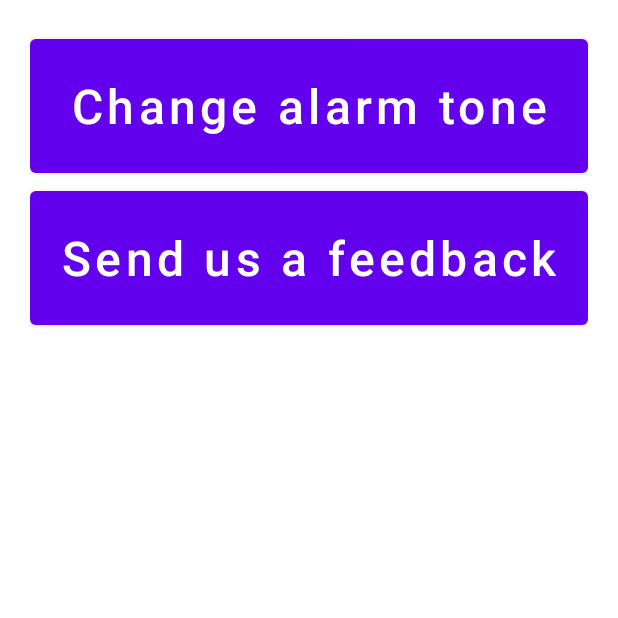
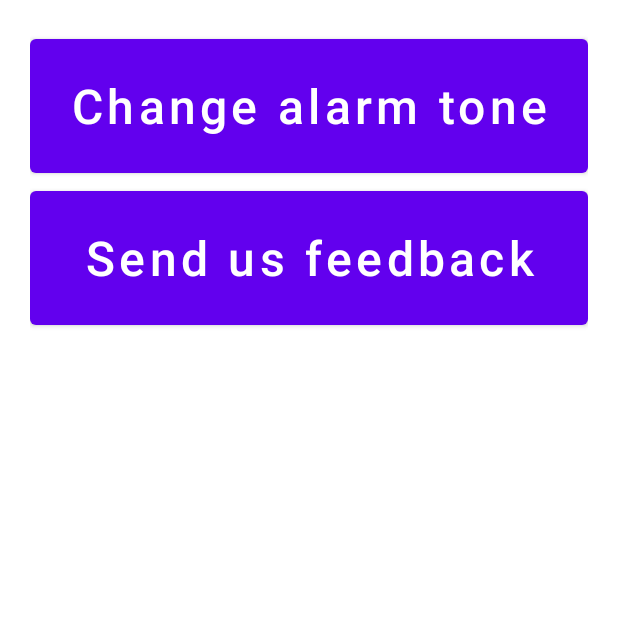
Before and after one commit to MoaazAtik/Shaky, an Android app: the screen it shows after launch (MainActivity), after a tap on an icon or button, on a phone screen of 412 x 824 dp, the top half of it. Run offline under Robolectric (Android 15) with nearby library versions, the phone set to English and light mode, and no system bars; 1 statement that could not run was skipped; 2 other taps on this screen came first.

Commit message:
extracted and translated strings

```diff
--- a/app/src/main/java/com/example/antidepremdemo/MainActivity.java
+++ b/app/src/main/java/com/example/antidepremdemo/MainActivity.java
@@ -254,7 +254,7 @@ public class MainActivity extends AppCompatActivity {
                 bindService();
             }
 
-            txtStatus.setText("Active");
+            txtStatus.setText(R.string.status_active);
             txtStatus.setTextSize(84);
             txtStatus.setAllCaps(true);
         }
@@ -275,7 +275,7 @@ public class MainActivity extends AppCompatActivity {
 
             mIsBound = false;
 
-            txtStatus.setText("inactive");
+            txtStatus.setText(R.string.status_inactive);
             txtStatus.setTextSize(72);
             txtStatus.setAllCaps(false);
         }
--- a/app/src/main/res/layout-land/activity_main.xml
+++ b/app/src/main/res/layout-land/activity_main.xml
@@ -10,7 +10,7 @@
         android:id="@+id/txt_status"
         android:layout_width="wrap_content"
         android:layout_height="wrap_content"
-        android:text="inactive"
+        android:text="@string/status_inactive"
         android:textAlignment="center"
         android:textAllCaps="false"
         android:textColor="@color/black"
@@ -32,7 +32,7 @@
         android:id="@+id/btn_on"
         android:layout_width="wrap_content"
         android:layout_height="wrap_content"
-        android:text="On"
+        android:text="@string/on"
         android:layout_marginTop="24dp"
         android:textAlignment="center"
         android:textSize="36sp"
@@ -44,7 +44,7 @@
         android:id="@+id/btn_off"
         android:layout_width="wrap_content"
         android:layout_height="wrap_content"
-        android:text="Off"
+        android:text="@string/off"
         android:textAlignment="center"
         android:textSize="36sp"
         app:layout_constraintEnd_toEndOf="parent"
@@ -56,7 +56,7 @@
         android:layout_width="wrap_content"
         android:layout_height="wrap_content"
         android:layout_marginBottom="8dp"
-        android:text="Sensitivity"
+        android:text="@string/sensitivity"
         android:textAlignment="center"
         android:textSize="24sp"
         app:layout_constraintBottom_toTopOf="@id/seek_sensitivity"
@@ -81,7 +81,7 @@
         android:layout_width="wrap_content"
         android:layout_height="wrap_content"
         android:layout_marginBottom="8dp"
-        android:text="Volume"
+        android:text="@string/volume"
         android:textAlignment="center"
         android:textSize="24sp"
         app:layout_constraintBottom_toTopOf="@id/seek_volume"
--- a/app/src/main/res/layout/activity_main.xml
+++ b/app/src/main/res/layout/activity_main.xml
@@ -11,7 +11,7 @@
         android:layout_width="wrap_content"
         android:layout_height="wrap_content"
         android:layout_marginTop="48dp"
-        android:text="inactive"
+        android:text="@string/status_inactive"
         android:textAlignment="center"
         android:textAllCaps="false"
         android:textColor="@color/black"
@@ -32,7 +32,7 @@
         android:id="@+id/btn_on"
         android:layout_width="wrap_content"
         android:layout_height="wrap_content"
-        android:text="On"
+        android:text="@string/on"
         android:textAlignment="center"
         android:textSize="36sp"
         app:layout_constraintEnd_toEndOf="parent"
@@ -43,7 +43,7 @@
         android:id="@+id/btn_off"
         android:layout_width="wrap_content"
         android:layout_height="wrap_content"
-        android:text="Off"
+        android:text="@string/off"
         android:textAlignment="center"
         android:textSize="36sp"
         app:layout_constraintEnd_toEndOf="parent"
@@ -55,7 +55,7 @@
         android:layout_width="wrap_content"
         android:layout_height="wrap_content"
         android:layout_marginBottom="8dp"
-        android:text="Sensitivity"
+        android:text="@string/sensitivity"
         android:textAlignment="center"
         android:textSize="24sp"
         app:layout_constraintBottom_toTopOf="@id/seek_sensitivity"
@@ -80,7 +80,7 @@
         android:layout_width="wrap_content"
         android:layout_height="wrap_content"
         android:layout_marginBottom="8dp"
-        android:text="Volume"
+        android:text="@string/volume"
         android:textAlignment="center"
         android:textSize="24sp"
         app:layout_constraintBottom_toTopOf="@id/seek_volume"
--- a/app/src/main/res/layout/fragment_more.xml
+++ b/app/src/main/res/layout/fragment_more.xml
@@ -13,7 +13,7 @@
         android:layout_width="match_parent"
         android:layout_height="wrap_content"
         android:minLines="2"
-        android:text="Change alarm tone"
+        android:text="@string/change_alarm_tone"
         android:textAllCaps="false"
         android:textSize="32sp"
         app:layout_constraintTop_toTopOf="parent" />
@@ -23,7 +23,7 @@
         android:layout_width="match_parent"
         android:layout_height="wrap_content"
         android:minLines="2"
-        android:text="Send us a feedback"
+        android:text="@string/send_us_feedback"
         android:textAllCaps="false"
         android:textSize="32sp"
         app:layout_constraintTop_toBottomOf="@id/btn_tone" />
--- a/app/src/main/res/values/strings.xml
+++ b/app/src/main/res/values/strings.xml
@@ -1,9 +1,18 @@
 <resources>
     <string name="app_name">Anti Deprem Demo</string>
-    <string name="recipient_email_address">info.thewhitewings@gmail.com</string>
+    <string name="status_active">Active</string>
+    <string name="status_inactive">inactive</string>
+    <string name="on">On</string>
+    <string name="off">Off</string>
+    <string name="sensitivity">Sensitivity</string>
+    <string name="volume">Volume</string>
+
+    <string name="recipient_email_address" translatable="false">info.thewhitewings@gmail.com</string>
     <string name="email_subject">Feedback and Suggestions for Anti Deprem Demo</string>
     <string name="email_body">
-        [You are welcome to share your Feedback, suggest Enhancements, report any bugs or usability Issues, and provide any additional Comments.]
+        [You are welcome to share your Feedback, suggest Enhancements, report any bugs or usability Issues, and provide any additional Comments!]
     </string>
 
+    <string name="change_alarm_tone">Change alarm tone</string>
+    <string name="send_us_feedback">Send us feedback</string>
 </resources>
```
Also changed, not shown: 2 other files.
